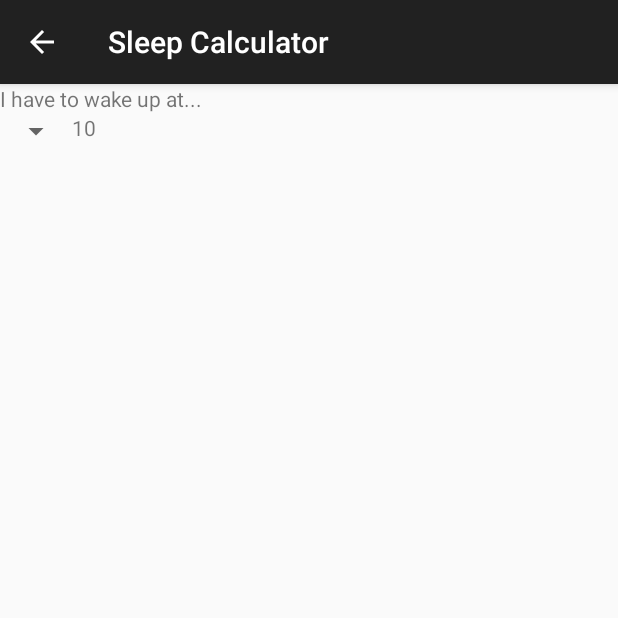
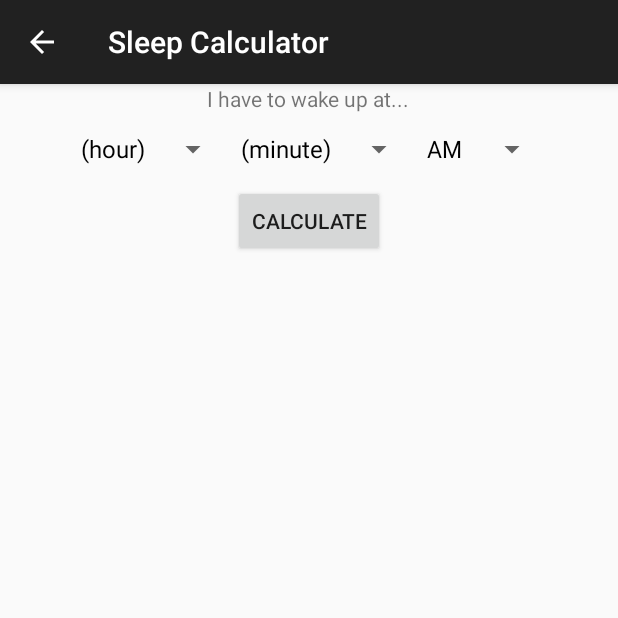
Before and after one commit to Larry-Osakwe/BetterSelf, an Android app: the SleepActivity screen opened directly, with no data from a screen before it, on a phone screen of 412 x 824 dp, the top half of it. Run offline under Robolectric (Android 15) with nearby library versions, the phone set to English and light mode, and no system bars.

Commit message:
Begin sleep activity logic

```diff
--- a/app/src/main/java/com/larry/osakwe/betterself/SleepActivity.java
+++ b/app/src/main/java/com/larry/osakwe/betterself/SleepActivity.java
@@ -2,23 +2,135 @@ package com.larry.osakwe.betterself;
 
 import android.os.Bundle;
 import android.support.v7.app.AppCompatActivity;
+import android.view.View;
+import android.widget.ArrayAdapter;
+import android.widget.Button;
+import android.widget.Spinner;
 import android.widget.TextView;
 
+import java.text.ParseException;
+import java.text.SimpleDateFormat;
+import java.util.ArrayList;
 import java.util.Calendar;
+import java.util.Date;
+import java.util.List;
 
 public class SleepActivity extends AppCompatActivity {
+
+    private Spinner hoursSpinner;
+    private Spinner minuteSpinner;
+    private Spinner ampmSpinner;
+    private Button calcButton;
+    private Calendar cal;
 
     @Override
     protected void onCreate(Bundle savedInstanceState) {
         super.onCreate(savedInstanceState);
         setContentView(R.layout.activity_sleep);
 
-        Calendar cal = Calendar.getInstance();
-
-
-        TextView test = (TextView)findViewById(R.id.test);
-        test.setText(""+cal.get(Calendar.HOUR_OF_DAY));
+        addItemsOnSpinner();
+        addListenerOnButton();
 
 
     }
+
+    public void addItemsOnSpinner() {
+        hoursSpinner = (Spinner) findViewById(R.id.hour_spinner);
+        List<String> hours = new ArrayList<String>();
+        hours.add("(hour)");
+        hours.add("1");
+        hours.add("2");
+        hours.add("3");
+        hours.add("4");
+        hours.add("5");
+        hours.add("6");
+        hours.add("7");
+        hours.add("8");
+        hours.add("9");
+        hours.add("10");
+        hours.add("11");
+        hours.add("12");
+        ArrayAdapter<String> hoursAdapter = new ArrayAdapter<String>(this,
+                android.R.layout.simple_spinner_dropdown_item, hours);
+
+        hoursAdapter.setDropDownViewResource(android.R.layout.simple_spinner_dropdown_item);
+        hoursSpinner.setAdapter(hoursAdapter);
+
+
+        minuteSpinner = (Spinner) findViewById(R.id.minute_spinner);
+        List<String> minutes = new ArrayList<String>();
+        minutes.add("(minute)");
+        minutes.add("00");
+        minutes.add("05");
+        minutes.add("10");
+        minutes.add("15");
+        minutes.add("20");
+        minutes.add("25");
+        minutes.add("30");
+        minutes.add("35");
+        minutes.add("40");
+        minutes.add("45");
+        minutes.add("50");
+        minutes.add("55");
+        ArrayAdapter<String> minuteAdapter = new ArrayAdapter<String>(this,
+                android.R.layout.simple_spinner_dropdown_item, minutes);
+
+        minuteAdapter.setDropDownViewResource(android.R.layout.simple_spinner_dropdown_item);
+        minuteSpinner.setAdapter(minuteAdapter);
+
+        ampmSpinner = (Spinner) findViewById(R.id.am_pm_spinner);
+        List<String> ampm = new ArrayList<String>();
+        ampm.add("AM");
+        ampm.add("PM");
+
+        ArrayAdapter<String> ampmAdapter = new ArrayAdapter<String>(this,
+                android.R.layout.simple_spinner_dropdown_item, ampm);
+
+        ampmAdapter.setDropDownViewResource(android.R.layout.simple_spinner_dropdown_item);
+        ampmSpinner.setAdapter(ampmAdapter);
+
+    }
+
+    public void addListenerOnButton() {
+        calcButton = (Button) findViewById(R.id.calculate);
+        calcButton.setOnClickListener(new View.OnClickListener() {
+            @Override
+            public void onClick(View v) {
+
+                try {
+                    bedTime();
+                } catch (ParseException e) {
+                    e.printStackTrace();
+                }
+                TextView test = (TextView) findViewById(R.id.calcMessage);
+                test.setText("You should fall asleep at " + cal.getTime());
+            }
+        });
+
+    }
+
+    public void bedTime() throws ParseException {
+
+        /*Calendar cal = Calendar.getInstance();
+// remove next line if you're always using the current time.
+        cal.setTime(currentDate);
+        cal.add(Calendar.HOUR, -1);
+        Date oneHourBack = cal.getTime();
+*/
+
+        SimpleDateFormat sdf = new SimpleDateFormat("h:mm a");
+        Date time = sdf.parse(String.valueOf(hoursSpinner.getSelectedItem()) + ":" + String.valueOf(minuteSpinner.getSelectedItem()) + " " + String.valueOf(ampmSpinner.getSelectedItem()));
+
+        cal = Calendar.getInstance();
+        cal.setTime(time);
+
+        cal.add(Calendar.HOUR, -1);
+        cal.add(Calendar.MINUTE, -30);
+
+        //int hour = Integer.parseInt(String.valueOf(hoursSpinner.getSelectedItem()));
+        //int minute = Integer.parseInt(String.valueOf(minuteSpinner.getSelectedItem()));
+
+
+    }
+
 }
--- a/app/src/main/res/layout/activity_sleep.xml
+++ b/app/src/main/res/layout/activity_sleep.xml
@@ -1,42 +1,61 @@
 <?xml version="1.0" encoding="utf-8"?>
 <LinearLayout xmlns:android="http://schemas.android.com/apk/res/android"
-    xmlns:app="http://schemas.android.com/apk/res-auto"
     xmlns:tools="http://schemas.android.com/tools"
     android:layout_width="match_parent"
     android:layout_height="match_parent"
-    tools:context="com.larry.osakwe.betterself.SleepActivity"
-    android:orientation="vertical">
+    android:orientation="vertical"
+    tools:context="com.larry.osakwe.betterself.SleepActivity">
 
     <TextView
         android:layout_width="wrap_content"
         android:layout_height="wrap_content"
-        android:text="I have to wake up at..."/>
+        android:layout_gravity="center_horizontal"
+        android:text="I have to wake up at..." />
 
     <LinearLayout
         android:layout_width="wrap_content"
         android:layout_height="wrap_content"
+        android:layout_gravity="center_horizontal"
         android:orientation="horizontal">
 
         <Spinner
-            android:id="@+id/spinner"
+            android:id="@+id/hour_spinner"
             android:layout_width="wrap_content"
             android:layout_height="wrap_content">
 
         </Spinner>
 
-        <TextView
-            android:id="@+id/test"
+        <Spinner
+            android:id="@+id/minute_spinner"
             android:layout_width="wrap_content"
-            android:layout_height="wrap_content"
-            android:text="0">
+            android:layout_height="wrap_content">
 
-        </TextView>
+        </Spinner>
 
+        <Spinner
+            android:id="@+id/am_pm_spinner"
+            android:layout_width="wrap_content"
+            android:layout_height="wrap_content">
 
-
+        </Spinner>
 
     </LinearLayout>
 
+    <Button
+        android:id="@+id/calculate"
+        android:layout_width="wrap_content"
+        android:layout_height="wrap_content"
+        android:layout_gravity="center_horizontal"
+        android:text="Calculate" />
+
+    <TextView
+        android:id="@+id/calcMessage"
+        android:layout_width="wrap_content"
+        android:layout_height="wrap_content"
+        android:text=""
+        android:layout_gravity="center_horizontal">
+
+    </TextView>
 
 
 </LinearLayout>
```
Also changed, not shown: app/src/main/java/com/larry/osakwe/betterself/EatActivity.java (+3 -20 lines), app/src/main/res/layout/activity_eat.xml (+17 -19 lines).
